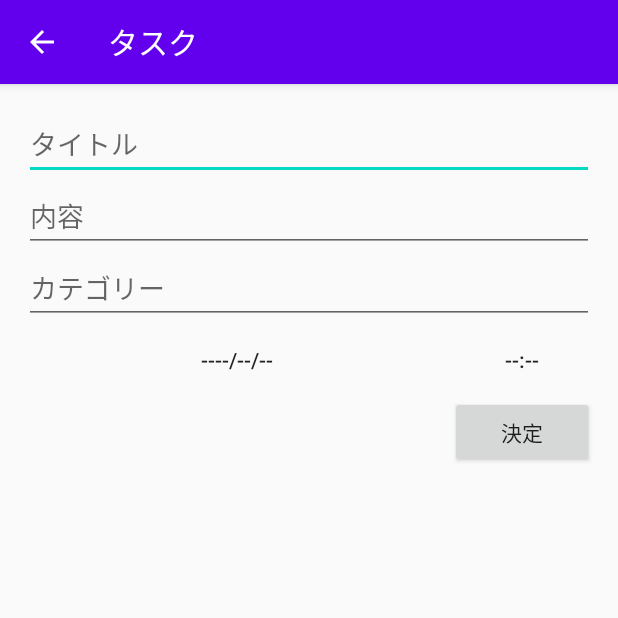
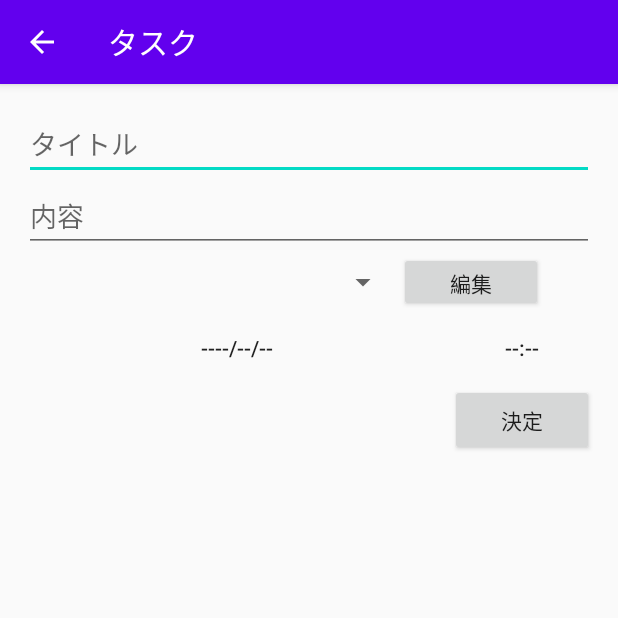
Before and after one commit to i-NakaShin/TaskApp, an Android app: the screen it shows after launch (InputActivity), after a tap on an icon or button, on a phone screen of 412 x 824 dp, the top half of it. Run offline under Robolectric (Android 15) with nearby library versions, the phone set to English and light mode, and no system bars; libraries missing offline, so code that uses them is left out: io.realm, io.realm.annotations, jp.techacademy.shintaro; 21 statements that could not run were skipped.

Commit message:
[発展課題]タスク管理アプリの機能追加

```diff
--- /dev/null
+++ b/app/src/main/java/jp/techacademy/shintaro/nakagawa/taskapp/Category.kt
@@ -0,0 +1,13 @@
+package jp.techacademy.shintaro.nakagawa.taskapp
+
+
+import io.realm.RealmObject
+import io.realm.annotations.PrimaryKey
+import java.io.Serializable
+
+open class Category: RealmObject(), Serializable {
+    var category: String = ""
+
+    @PrimaryKey
+    var id: Int = 0
+}
--- a/app/src/main/java/jp/techacademy/shintaro/nakagawa/taskapp/MainActivity.kt
+++ b/app/src/main/java/jp/techacademy/shintaro/nakagawa/taskapp/MainActivity.kt
@@ -11,14 +11,31 @@ import androidx.appcompat.app.AlertDialog
 import android.app.AlarmManager
 import android.app.PendingIntent
 import android.util.Log
+import android.view.View
+import android.widget.*
+import io.realm.RealmConfiguration
 
 const val EXTRA_TASK = "jp.techacademy.shintaro.nakagawa.taskapp.TASK"
 
 class MainActivity : AppCompatActivity() {
+
+    var isFirstOpened = true
+
     private lateinit var mRealm: Realm
     private val mRealmListener = object : RealmChangeListener<Realm> {
         override fun onChange(element: Realm) {
             reloadListView()
+        }
+    }
+
+    private val cConfig = RealmConfiguration.Builder()
+                    .name("Category.realm")
+                    .schemaVersion(1)
+                    .build()
+    private lateinit var cRealm: Realm
+    private val cRealmListener = object : RealmChangeListener<Realm> {
+        override fun onChange(element: Realm) {
+            reloadSpinner()
         }
     }
 
@@ -28,16 +45,17 @@ class MainActivity : AppCompatActivity() {
         super.onCreate(savedInstanceState)
         setContentView(R.layout.activity_main)
 
-        Log.d("kotlintest", "onCreate")
-
-        fab.setOnClickListener { view ->
+        fab.setOnClickListener {
             val intent = Intent(this, InputActivity::class.java)
+            Log.d("kotlintest", "fabClick")
             startActivity(intent)
         }
 
         // Realmの設定
         mRealm = Realm.getDefaultInstance()
         mRealm.addChangeListener(mRealmListener)
+        cRealm = Realm.getInstance(cConfig)
+        cRealm.addChangeListener(cRealmListener)
 
         // ListViewの設定
         mTaskAdapter = TaskAdapter(this)
@@ -91,11 +109,8 @@ class MainActivity : AppCompatActivity() {
             true
         }
 
-        search_button.setOnClickListener {
-            searchCategory()
-        }
-
         reloadListView()
+        reloadSpinner()
     }
 
     private fun reloadListView() {
@@ -116,26 +131,75 @@ class MainActivity : AppCompatActivity() {
         super.onDestroy()
 
         mRealm.close()
+        cRealm.close()
     }
 
-    private fun searchCategory() {
+    private fun searchCategory(categoryId: Int) {
+        var taskRealmResults: Any? = null
+        if (categoryId == 0) {
+            taskRealmResults = mRealm.where(Task::class.java).findAll()
+                .sort("date")
+        } else {
+            taskRealmResults = mRealm.where(Task::class.java).equalTo("categoryId", categoryId).findAll()
+                .sort("date")
+        }
 
-        if (!search_edit_text.text.isNullOrBlank()) {
-            val category = search_edit_text.text.toString()
-            val taskRealmResults =
-                mRealm.where(Task::class.java).equalTo("category", category).findAll()
-                    .sort("date", Sort.DESCENDING)
+        // 上記の結果を、TaskListとしてセットする
+        mTaskAdapter.mTaskList = mRealm.copyFromRealm(taskRealmResults)
 
-            // 上記の結果を、TaskListとしてセットする
-            mTaskAdapter.mTaskList = mRealm.copyFromRealm(taskRealmResults)
+        // TaskのListView用のアダプタに渡す
+        listView1.adapter = mTaskAdapter
 
-            // TaskのListView用のアダプタに渡す
-            listView1.adapter = mTaskAdapter
+        // 表示を更新するために、アダプターにデータが変更されたことを知らせる
+        mTaskAdapter.notifyDataSetChanged()
 
-            // 表示を更新するために、アダプターにデータが変更されたことを知らせる
-            mTaskAdapter.notifyDataSetChanged()
-        } else {
-            reloadListView()
+    }
+
+    private fun reloadSpinner() {
+        var spinnerItems = cRealm.where(Category::class.java).findAll()
+        val category = Category()
+        var spinnerArray = arrayListOf<String>()
+        var cId: Category? = null
+
+        if (spinnerItems.isNullOrEmpty()) {
+            category.category = "All"
+            category.id = 0
+            cRealm.beginTransaction()
+            cRealm.copyToRealmOrUpdate(category)
+            cRealm.commitTransaction()
+            isFirstOpened = false
+        }
+
+        if (isFirstOpened) {
+            spinnerItems = cRealm.where(Category::class.java).findAll()
+        }
+
+        for (num in spinnerItems) {
+            spinnerArray.add(num.category)
+        }
+
+        // ArrayAdapter
+        val adapter = ArrayAdapter(this, android.R.layout.simple_spinner_item, spinnerArray)
+
+        adapter.setDropDownViewResource(android.R.layout.simple_spinner_dropdown_item)
+
+        // spinner に adapter をセット
+        category_spinner.adapter = adapter
+
+        category_spinner.onItemSelectedListener = object : AdapterView.OnItemSelectedListener{
+            //　アイテムが選択された時
+            override fun onItemSelected(parent: AdapterView<*>?,
+                                        view: View?, position: Int, id: Long) {
+                val spinnerParent = parent as Spinner
+                val item = spinnerParent.selectedItem as String
+                val cId = cRealm.where(Category::class.java).equalTo("category", item).findAll()
+                searchCategory(cId.max("id")!!.toInt())
+            }
+
+            //　アイテムが選択されなかった
+            override fun onNothingSelected(parent: AdapterView<*>?) {
+                //
+            }
         }
     }
 }
--- a/app/src/main/java/jp/techacademy/shintaro/nakagawa/taskapp/Task.kt
+++ b/app/src/main/java/jp/techacademy/shintaro/nakagawa/taskapp/Task.kt
@@ -8,8 +8,8 @@ import io.realm.annotations.PrimaryKey
 open class Task : RealmObject(), Serializable {
     var title: String = ""      // タイトル
     var contents: String = ""   // 内容
-    var category: String = ""   // カテゴリー
     var date: Date = Date()     // 日時
+    var categoryId: Int = 0
 
     // idをプライマリーキーとして設定
     @PrimaryKey
--- a/app/src/main/res/layout/content_input.xml
+++ b/app/src/main/res/layout/content_input.xml
@@ -18,35 +18,47 @@
         android:layout_width="match_parent"
         android:layout_height="wrap_content"
         android:hint="タイトル" />
+
     <EditText
         android:id="@+id/content_edit_text"
         android:layout_width="match_parent"
         android:layout_height="wrap_content"
         android:layout_below="@id/title_edit_text"
         android:hint="内容" />
-    <EditText
-        android:id="@+id/category_edit_text"
-        android:layout_width="match_parent"
-        android:layout_height="wrap_content"
-        android:layout_below="@id/content_edit_text"
-        android:hint="カテゴリー" />
+
+    <Spinner
+        android:id="@+id/category_spinner2"
+        android:layout_width="250dp"
+        android:layout_height="40dp"
+        android:layout_below="@+id/content_edit_text" />
+
+    <Button
+        android:id="@+id/editCategory_button"
+        android:layout_width="96dp"
+        android:layout_height="40dp"
+        android:text="編集"
+        android:layout_toRightOf="@+id/category_spinner2"
+        android:layout_below="@+id/content_edit_text" />
+
     <Button
         android:id="@+id/date_button"
         android:layout_width="0dp"
         android:layout_height="wrap_content"
-        android:layout_below="@id/category_edit_text"
+        android:layout_below="@id/category_spinner2"
         android:layout_alignParentStart="true"
         android:layout_toLeftOf="@+id/times_button"
         android:text="----/--/--"
         style="@style/Widget.AppCompat.Button.Borderless" />
+
     <Button
         android:id="@id/times_button"
         android:layout_width="96dp"
         android:layout_height="wrap_content"
-        android:layout_below="@id/category_edit_text"
+        android:layout_below="@id/category_spinner2"
         android:layout_alignParentRight="true"
         android:text="--:--"
         style="@style/Widget.AppCompat.Button.Borderless" />
+
     <Button
         android:id="@+id/done_button"
         android:layout_width="96dp"
```
Also changed, not shown: app/src/main/AndroidManifest.xml (+10 -3 lines), app/src/main/java/jp/techacademy/shintaro/nakagawa/taskapp/AddCategory.kt (added, +61 -0 lines), app/src/main/java/jp/techacademy/shintaro/nakagawa/taskapp/InputActivity.kt (+63 -4 lines), app/src/main/res/layout/activity_add_category.xml (added, +49 -0 lines), app/src/main/res/layout/activity_main.xml (+7 -14 lines).
